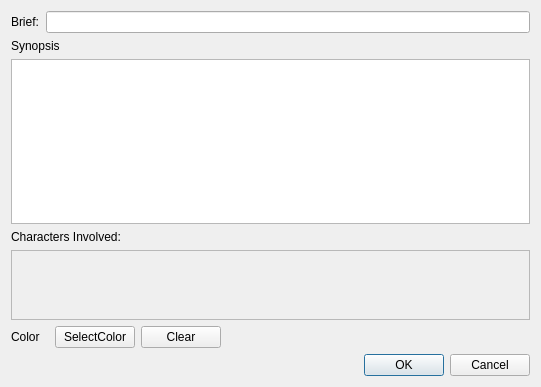
This is src/app/plotlinedialog.ui in src-r-r/plotline as Qt 5 draws it before an edit. The edited form follows.
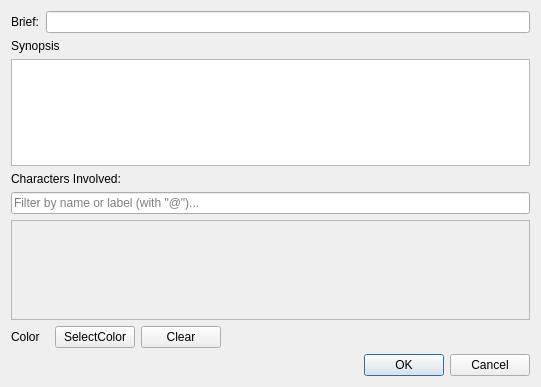
This is the edited form.

The edit to the form file:
```diff
--- a/src/app/plotlinedialog.ui
+++ b/src/app/plotlinedialog.ui
@@ -59,8 +59,20 @@
        </property>
       </widget>
      </item>
-     <item row="4" column="0" colspan="2">
+     <item row="5" column="0" colspan="2">
       <widget class="QScrollArea" name="characterList">
+       <property name="sizePolicy">
+        <sizepolicy hsizetype="Expanding" vsizetype="Maximum">
+         <horstretch>0</horstretch>
+         <verstretch>0</verstretch>
+        </sizepolicy>
+       </property>
+       <property name="minimumSize">
+        <size>
+         <width>0</width>
+         <height>100</height>
+        </size>
+       </property>
        <property name="widgetResizable">
         <bool>true</bool>
        </property>
@@ -70,20 +82,30 @@
           <x>0</x>
           <y>0</y>
           <width>519</width>
-          <height>79</height>
+          <height>98</height>
          </rect>
         </property>
         <layout class="QVBoxLayout" name="verticalLayout_2">
+         <property name="leftMargin">
+          <number>0</number>
+         </property>
+         <property name="topMargin">
+          <number>0</number>
+         </property>
+         <property name="rightMargin">
+          <number>0</number>
+         </property>
+         <property name="bottomMargin">
+          <number>0</number>
+         </property>
          <item>
           <layout class="QFormLayout" name="characterListLayout"/>
          </item>
         </layout>
-        <zorder>plotlineCharacterList</zorder>
-        <zorder>formLayoutWidget</zorder>
        </widget>
       </widget>
      </item>
-     <item row="6" column="0">
+     <item row="7" column="0">
       <widget class="QLabel" name="label_4">
        <property name="sizePolicy">
         <sizepolicy hsizetype="Minimum" vsizetype="Preferred">
@@ -96,7 +118,7 @@
        </property>
       </widget>
      </item>
-     <item row="6" column="1">
+     <item row="7" column="1">
       <layout class="QHBoxLayout" name="horizontalLayout">
        <property name="sizeConstraint">
         <enum>QLayout::SetNoConstraint</enum>
@@ -130,8 +152,28 @@
          </property>
         </widget>
        </item>
+       <item>
+        <spacer name="horizontalSpacer">
+         <property name="orientation">
+          <enum>Qt::Horizontal</enum>
+         </property>
+         <property name="sizeHint" stdset="0">
+          <size>
+           <width>40</width>
+           <height>20</height>
+          </size>
+         </property>
+        </spacer>
+       </item>
       </layout>
      </item>
+     <item row="4" column="0" colspan="2">
+      <widget class="QLineEdit" name="characterSearch">
+       <property name="placeholderText">
+        <string>Filter by name or label (with &quot;@&quot;)...</string>
+       </property>
+      </widget>
+     </item>
     </layout>
    </item>
    <item>
```
